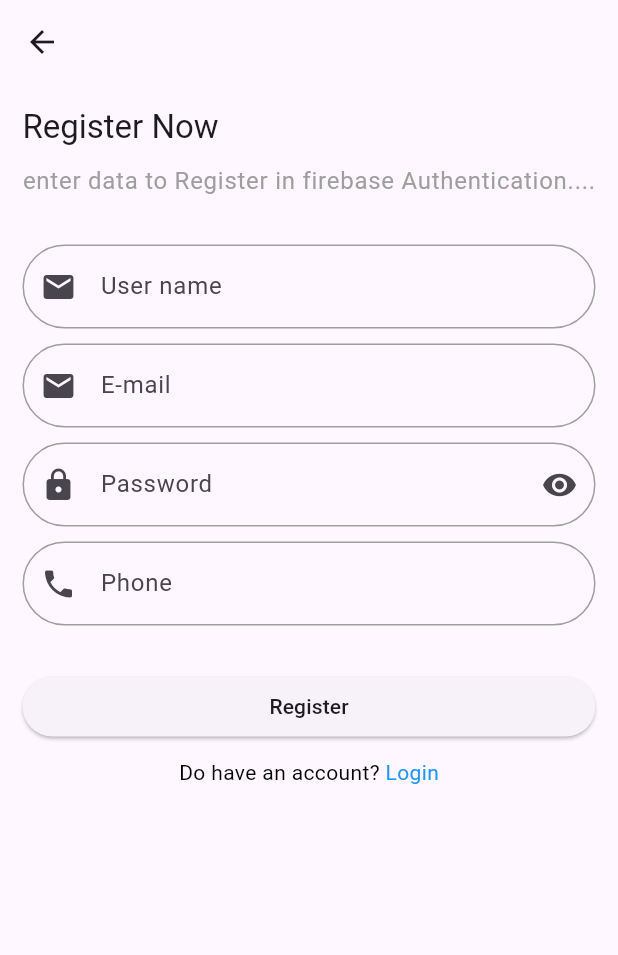
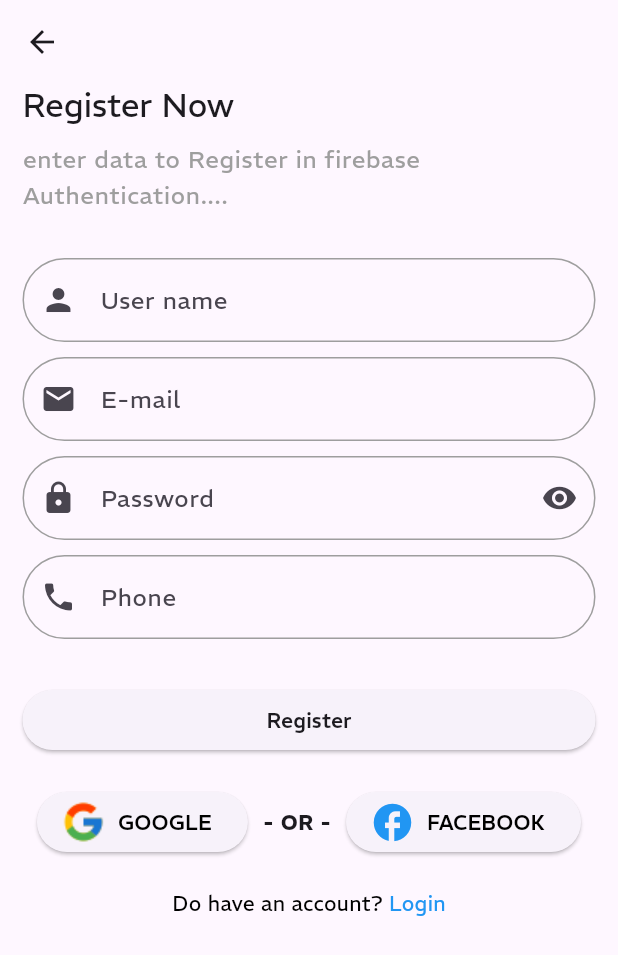
Before and after one commit to HmoodHub/firebase_auth, a Flutter app: the HomeScreen screen opened directly, after a tap on the "logout" icon, after a tap on "Sign Up", on a phone screen of 412 x 824 dp. Shown: the top 955 px of the screen. Run offline on Flutter 3.47's test engine with Material 2 defaults, Android fonts, the phone set to English and light mode, and no system bars; our stand-ins replace bloc, cloud_firestore, firebase_auth, firebase_core, flutter_bloc, get and 3 more; missing offline and left inert: flutter_facebook_auth; accounts and stored records are empty; network calls fail.

Commit message:
finish app

```diff
--- a/lib/bloc/bloc_login/login_state.dart
+++ b/lib/bloc/bloc_login/login_state.dart
@@ -7,4 +7,6 @@ class LoginInitial extends LoginState {}
 class LoginLoading extends LoginState {}
 class LoginSuccess extends LoginState {}
 class LoginError extends LoginState {}
+class LoginGoogleSuccess extends LoginState {}
+class LoginGoogleError extends LoginState {}
 class LoginVisibilityPass extends LoginState {}
--- a/lib/bloc/bloc_register/register_state.dart
+++ b/lib/bloc/bloc_register/register_state.dart
@@ -8,3 +8,5 @@ class RegisterVisibilityPass extends RegisterState {}
 class RegisterLoading extends RegisterState {}
 class RegisterSuccess extends RegisterState {}
 class RegisterError extends RegisterState {}
+class RegisterGoogleSuccess extends RegisterState {}
+class RegisterGoogleError extends RegisterState {}
--- a/lib/main.dart
+++ b/lib/main.dart
@@ -36,6 +36,7 @@ class MyApp extends StatelessWidget {
       child: GetMaterialApp(
         debugShowCheckedModeBanner: false,
         theme: ThemeData(
+          fontFamily: 'REM',
           useMaterial3: true,
         ),
         home: const LaunchScreen(),
--- a/lib/screens/auth/login_screen.dart
+++ b/lib/screens/auth/login_screen.dart
@@ -15,9 +15,9 @@ class LoginScreen extends StatelessWidget {
     LoginCubit bloc = LoginCubit.get(context);
     return BlocConsumer<LoginCubit, LoginState>(
       listener: (context, state) {
-       if (state is LoginSuccess) {
-         Get.off(HomeScreen());
-       }
+        if (state is LoginSuccess || state is LoginGoogleSuccess) {
+          Get.off(HomeScreen());
+        }
       },
       builder: (context, state) {
         return Scaffold(
@@ -27,9 +27,6 @@ class LoginScreen extends StatelessWidget {
             child: ListView(
               padding: const EdgeInsets.all(15),
               children: [
-                const SizedBox(
-                  height: 50,
-                ),
                 Text(
                   'Welcome back',
                   style: Theme.of(context).textTheme.headlineLarge,
@@ -80,7 +77,7 @@ class LoginScreen extends StatelessWidget {
                   ),
                 ),
                 const SizedBox(
-                  height: 40,
+                  height: 20,
                 ),
                 ElevatedButton(
                     onPressed: () {
@@ -91,7 +88,31 @@ class LoginScreen extends StatelessWidget {
                       style: Theme.of(context).textTheme.button,
                     )),
                 const SizedBox(
-                  height: 10,
+                  height: 20,
+                ),
+                Row(
+                  mainAxisAlignment: MainAxisAlignment.center,
+                  children: [
+                    ElevatedButton.icon(
+                      onPressed: () async => bloc.loginGoogle(),
+                      icon: Image.asset('asset/images/google.png'),
+                      label: const Text('GOOGLE',style: TextStyle(color: Colors.black),),
+                    ),
+                    SizedBox(width: 10,),
+                    const Text(
+                      '- OR -',
+                      style: TextStyle(fontWeight: FontWeight.bold),
+                    ),
+                    SizedBox(width: 8,),
+                    ElevatedButton.icon(
+                      onPressed: () {},
+                      icon: Icon(Icons.facebook,color: Colors.blue,size: 30,),
+                      label: const Text('FACEBOOK',style: TextStyle(color: Colors.black),),
+                    ),
+                  ],
+                ),
+                const SizedBox(
+                  height: 20,
                 ),
                 Row(
                   mainAxisAlignment: MainAxisAlignment.center,
--- a/lib/screens/auth/register_screen.dart
+++ b/lib/screens/auth/register_screen.dart
@@ -1,10 +1,11 @@
+import 'package:fierbase_auth/screens/home_screen.dart';
 import 'package:flutter/material.dart';
 import 'package:flutter_bloc/flutter_bloc.dart';
 import 'package:get/get.dart';
 
 import '../../bloc/bloc_register/register_cubit.dart';
 import '../../widget/widget.dart';
-import 'login_screen.dart';
+
 
 class RegisterScreen extends StatelessWidget {
   const RegisterScreen({super.key});
@@ -17,6 +18,9 @@ class RegisterScreen extends StatelessWidget {
         if (state is RegisterSuccess) {
           Get.back();
         }
+        if (state is RegisterGoogleSuccess) {
+          Get.off(HomeScreen());
+        }
       },
       builder: (context, state) {
         return Scaffold(
@@ -24,7 +28,7 @@ class RegisterScreen extends StatelessWidget {
           body: Form(
             key: bloc.formKey,
             child: ListView(
-              padding: const EdgeInsets.all(15),
+              padding: const EdgeInsets.symmetric(horizontal: 15),
               children: [
                 Text(
                   'Register Now',
@@ -44,9 +48,9 @@ class RegisterScreen extends StatelessWidget {
                 ),
                 textFormFieldApp(
                   controller: bloc.usernameController,
-                  type: TextInputType.emailAddress,
+                  type: TextInputType.text,
                   hint: 'User name',
-                  prefixIcon: Icons.email,
+                  prefixIcon: Icons.person,
                 ),
                 const SizedBox(
                   height: 10,
@@ -92,7 +96,31 @@ class RegisterScreen extends StatelessWidget {
                   ),
                 ),
                 const SizedBox(
-                  height: 10,
+                  height: 20,
+                ),
+                Row(
+                  mainAxisAlignment: MainAxisAlignment.center,
+                  children: [
+                    ElevatedButton.icon(
+                      onPressed: () async => bloc.registerGoogle(),
+                      icon: Image.asset('asset/images/google.png'),
+                      label: const Text('GOOGLE',style: TextStyle(color: Colors.black),),
+                    ),
+                    SizedBox(width: 10,),
+                    const Text(
+                      '- OR -',
+                      style: TextStyle(fontWeight: FontWeight.bold),
+                    ),
+                    SizedBox(width: 10,),
+                    ElevatedButton.icon(
+                      onPressed: () {},
+                      icon: Icon(Icons.facebook,color: Colors.blue,size: 30,),
+                      label: const Text('FACEBOOK',style: TextStyle(color: Colors.black),),
+                    ),
+                  ],
+                ),
+                const SizedBox(
+                  height: 20,
                 ),
                 Row(
                   mainAxisAlignment: MainAxisAlignment.center,
```
Also changed, not shown: lib/bloc/bloc_login/login_cubit.dart (+9 -0 lines), lib/bloc/bloc_register/register_cubit.dart (+9 -0 lines), lib/firebase/fb_auth/fb_auth.dart (+35 -4 lines), pubspec.yaml (+25 -9 lines), asset/fonts/REM-Black.ttf (added), asset/fonts/REM-Bold.ttf (added), asset/fonts/REM-ExtraBold.ttf (added), asset/fonts/REM-ExtraLight.ttf (added), asset/fonts/REM-Light.ttf (added), asset/fonts/REM-Medium.ttf (added), asset/fonts/REM-Regular.ttf (added), asset/fonts/REM-SemiBold.ttf (added), asset/fonts/REM-Thin.ttf (added), asset/images/google.png (added), 1 more files, 3 other files.
